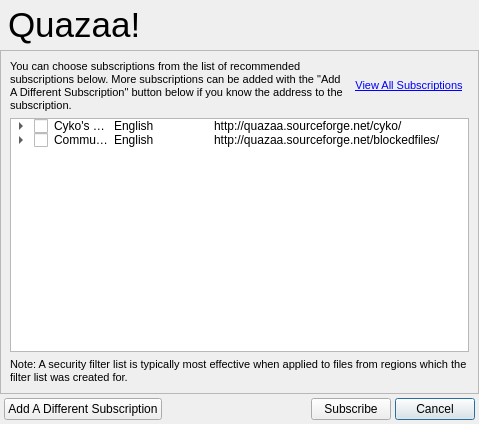
Qt form Quazaa/UI/dialogaddsecuritysubscription.ui (c3c/quazaa) before a commit.
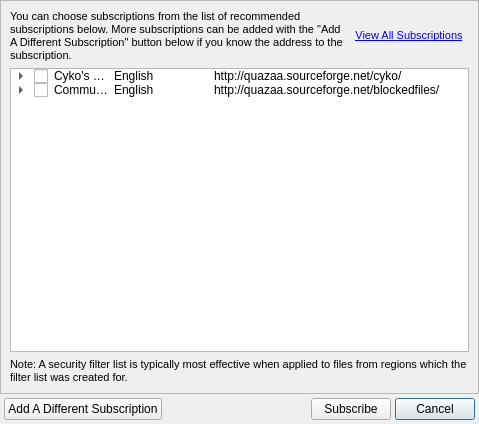
The same form after that commit. Icons and pictures are not drawn.

Diff of the .ui file:
```diff
--- a/Quazaa/UI/dialogaddsecuritysubscription.ui
+++ b/Quazaa/UI/dialogaddsecuritysubscription.ui
@@ -39,64 +39,7 @@
    <property name="spacing">
     <number>0</number>
    </property>
-   <item row="0" column="0" colspan="2">
-    <widget class="QFrame" name="frameCommonHeader">
-     <property name="minimumSize">
-      <size>
-       <width>0</width>
-       <height>50</height>
-      </size>
-     </property>
-     <property name="maximumSize">
-      <size>
-       <width>16777215</width>
-       <height>50</height>
-      </size>
-     </property>
-     <property name="frameShape">
-      <enum>QFrame::NoFrame</enum>
-     </property>
-     <property name="frameShadow">
-      <enum>QFrame::Raised</enum>
-     </property>
-     <layout class="QGridLayout" name="gridLayout_23">
-      <property name="margin">
-       <number>1</number>
-      </property>
-      <property name="spacing">
-       <number>0</number>
-      </property>
-      <item row="0" column="0">
-       <widget class="QLabel" name="labelLogo">
-        <property name="styleSheet">
-         <string notr="true">background-color: transparent;</string>
-        </property>
-        <property name="pixmap">
-         <pixmap resource="../Resource.qrc">:/Resource/Quazaa48.png</pixmap>
-        </property>
-       </widget>
-      </item>
-      <item row="0" column="1">
-       <widget class="QLabel" name="labelHeaderText">
-        <property name="sizePolicy">
-         <sizepolicy hsizetype="MinimumExpanding" vsizetype="Preferred">
-          <horstretch>0</horstretch>
-          <verstretch>0</verstretch>
-         </sizepolicy>
-        </property>
-        <property name="text">
-         <string notr="true">&lt;!DOCTYPE HTML PUBLIC &quot;-//W3C//DTD HTML 4.0//EN&quot; &quot;http://www.w3.org/TR/REC-html40/strict.dtd&quot;&gt;
-&lt;html&gt;&lt;head&gt;&lt;meta name=&quot;qrichtext&quot; content=&quot;1&quot; /&gt;&lt;style type=&quot;text/css&quot;&gt;
-p, li { white-space: pre-wrap; }
-&lt;/style&gt;&lt;/head&gt;&lt;body style=&quot; font-family:'MS Shell Dlg 2'; font-size:8.25pt; font-weight:400; font-style:normal;&quot;&gt;
-&lt;p style=&quot; margin-top:0px; margin-bottom:0px; margin-left:0px; margin-right:0px; -qt-block-indent:0; text-indent:0px;&quot;&gt;&lt;span style=&quot; font-size:26pt;&quot;&gt;Quazaa!&lt;/span&gt;&lt;/p&gt;&lt;/body&gt;&lt;/html&gt;</string>
-        </property>
-       </widget>
-      </item>
-     </layout>
-    </widget>
-   </item>
-   <item row="6" column="0" colspan="2">
+   <item row="5" column="0" colspan="2">
     <layout class="QGridLayout" name="gridLayoutFooter">
      <property name="margin">
       <number>4</number>
@@ -148,7 +91,7 @@
      </item>
     </layout>
    </item>
-   <item row="2" column="0" colspan="2">
+   <item row="1" column="0" colspan="2">
     <widget class="QFrame" name="frameBody">
      <property name="frameShape">
       <enum>QFrame::StyledPanel</enum>
```
